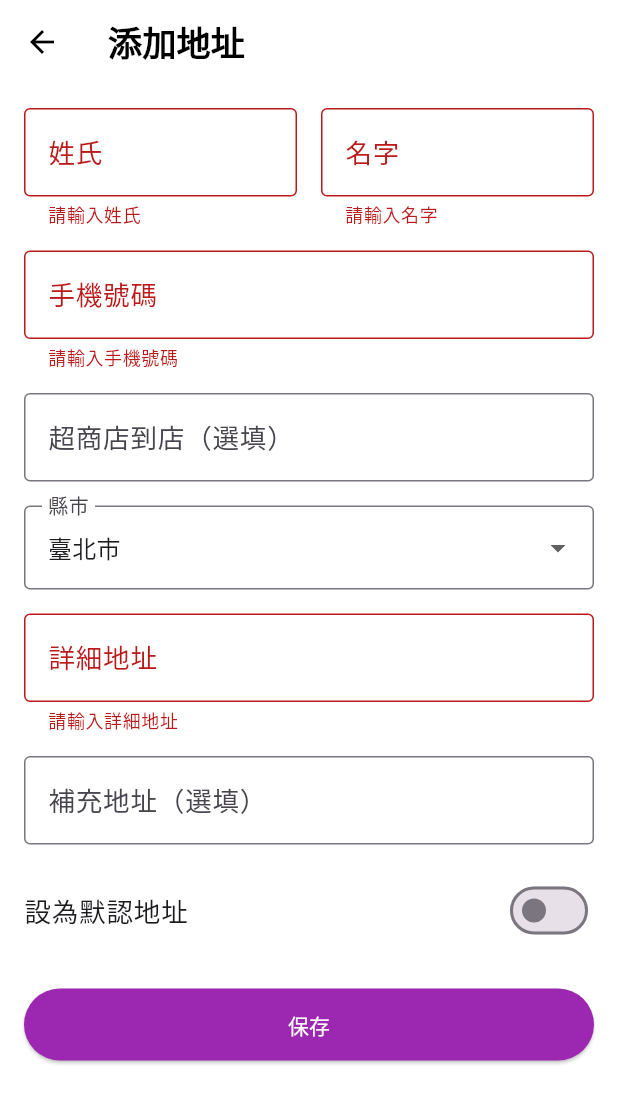
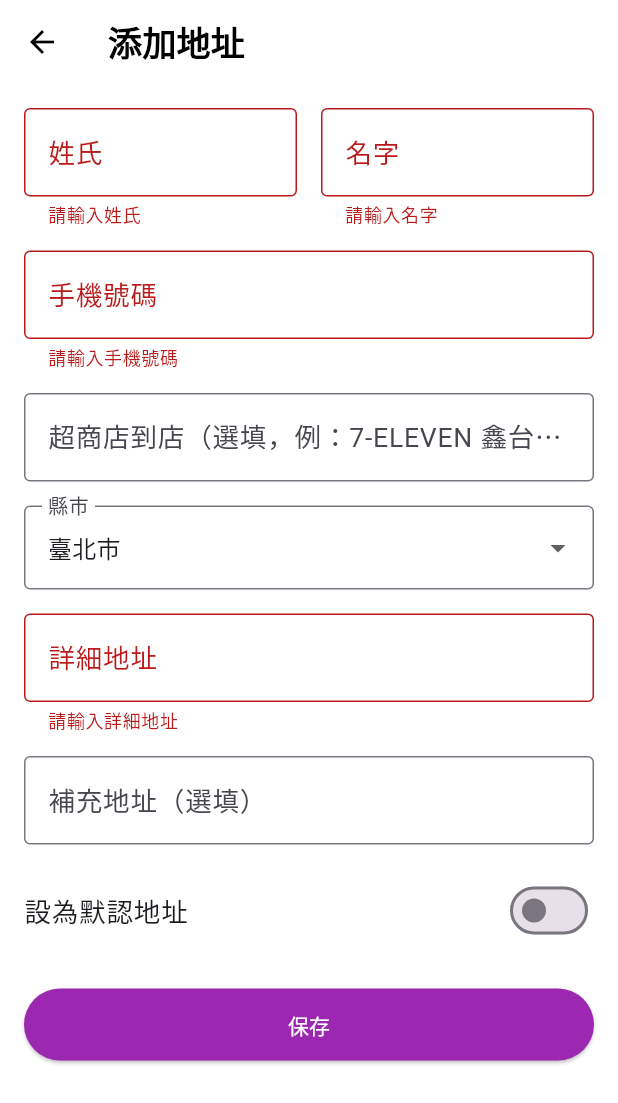
Before and after one commit to renfu-her/ismartomo-dev, a Flutter app: the AddressEditPage screen opened directly, after a tap on "保存", on a phone screen of 412 x 824 dp. Shown: the top 1103 px of the screen. Run offline on Flutter 3.47's test engine with Material 3 defaults, Android fonts, the phone set to English and light mode, and no system bars; our stand-ins replace carousel_slider, dio, flutter_html, font_awesome_flutter, shared_preferences, webview_flutter; missing offline and left inert: webview_flutter_android, webview_flutter_wkwebview; accounts and stored records are empty; network calls fail.

Commit message:
在地址編輯頁面中更新超商店到店的輸入欄位，將自定義欄位的值設置為用戶輸入的文本，並調整標籤提示以提供更清晰的範例，提升用戶填寫地址的便利性及準確性。

```diff
--- a/lib/pages/address_edit_page.dart
+++ b/lib/pages/address_edit_page.dart
@@ -178,7 +178,7 @@ class _AddressEditPageState extends State<AddressEditPage> {
         'country_id': '206', // 台灣
         'zone_id': _selectedZoneId,
         'default': _isDefault ? '1' : '0',
-        'custom_field[1]': '711', // 根據需求設置
+        'custom_field[1]': _pickupstoreController.text.trim(), // 根據需求設置
         'pickupstore': _pickupstoreController.text.trim(),
       };
 
@@ -291,7 +291,7 @@ class _AddressEditPageState extends State<AddressEditPage> {
                     TextFormField(
                       controller: _pickupstoreController,
                       decoration: const InputDecoration(
-                        labelText: '超商店到店（選填）',
+                        labelText: '超商店到店（選填，例：7-ELEVEN 鑫台北門市）',
                         border: OutlineInputBorder(),
                       ),
                     ),
```
